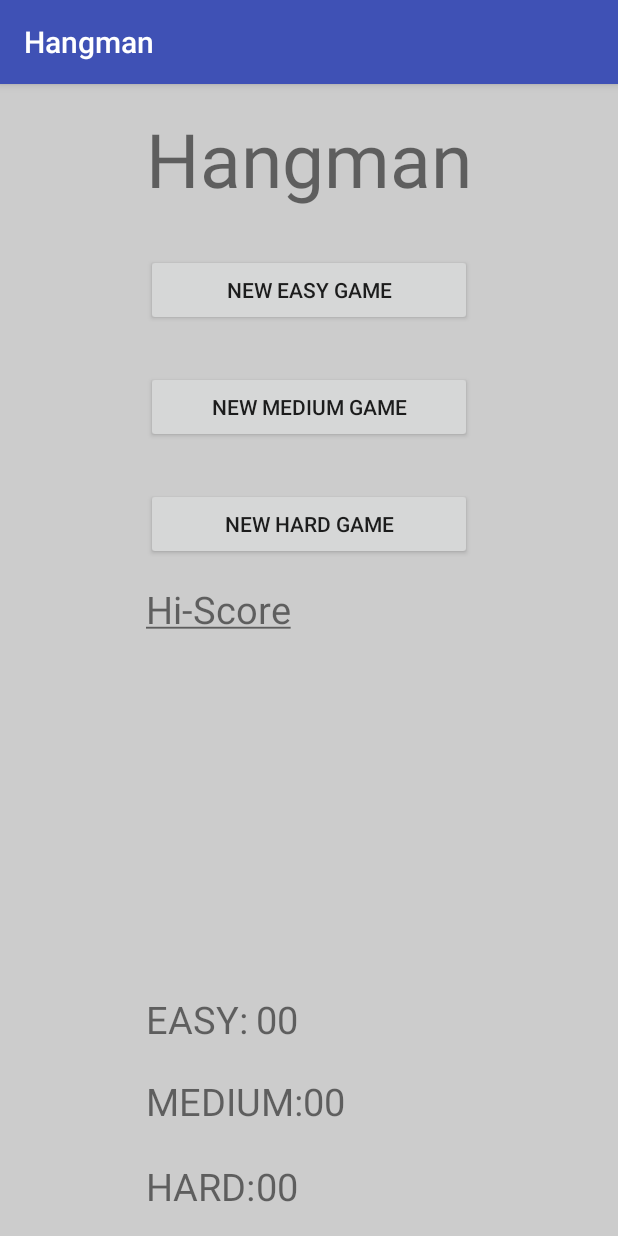
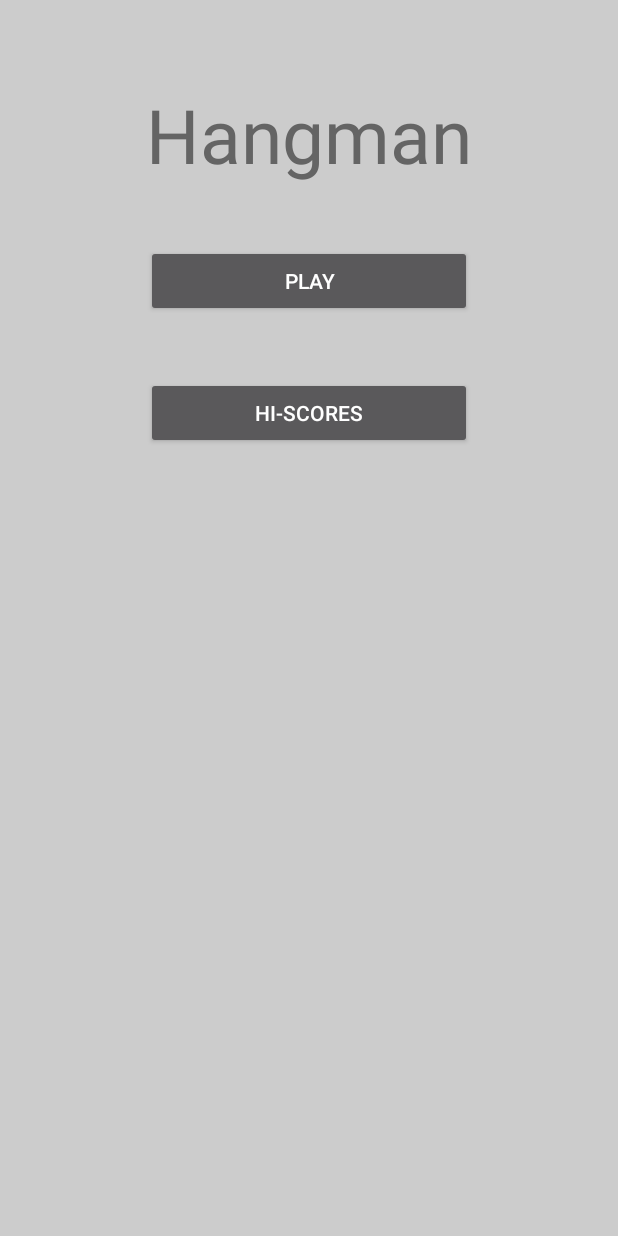
Before and after one commit to kelvinwong623/Hangman, an Android app: the screen it shows after launch (MainActivity), on a phone screen of 412 x 824 dp. Run offline under Robolectric (Android 15) with nearby library versions, the phone set to English and light mode, and no system bars.

Commit message:
added gameplay activity

```diff
--- a/app/src/main/AndroidManifest.xml
+++ b/app/src/main/AndroidManifest.xml
@@ -15,6 +15,7 @@
                 <category android:name="android.intent.category.LAUNCHER" />
             </intent-filter>
         </activity>
+        <activity android:name=".gameplay"></activity>
     </application>
 
 </manifest>
--- a/app/src/main/java/leafstudios/hangman/MainActivity.java
+++ b/app/src/main/java/leafstudios/hangman/MainActivity.java
@@ -1,19 +1,35 @@
 package leafstudios.hangman;
 
+import android.content.Intent;
 import android.support.v7.app.AppCompatActivity;
 import android.os.Bundle;
+import android.view.View;
 import android.widget.Button;
+import android.widget.EditText;
 
 public class MainActivity extends AppCompatActivity {
 
-    private Button easy;
-    private Button hard;
-    private Button medium;
+    private Button playButton;
+    private Button hiButton;
 
     @Override
     protected void onCreate(Bundle savedInstanceState) {
         super.onCreate(savedInstanceState);
         setContentView(R.layout.activity_main);
 
+        playButton = (Button) findViewById(R.id.playButton);
+        hiButton = (Button) findViewById(R.id.hiButton);
+
+        playButton.setOnClickListener(new View.OnClickListener() {
+            @Override
+            public void onClick(View view) {
+                playGame();
+            }
+        });
+    }
+
+    public void playGame(){
+        Intent intent = new Intent(this, gameplay.class);
+        startActivity(intent);
     }
 }
--- a/app/src/main/res/layout/activity_main.xml
+++ b/app/src/main/res/layout/activity_main.xml
@@ -8,111 +8,30 @@
     android:paddingLeft="@dimen/activity_horizontal_margin"
     android:paddingRight="@dimen/activity_horizontal_margin"
     android:paddingTop="@dimen/activity_vertical_margin"
-    android:background="@color/activity_back"
-    tools:context="leafstudios.hangman.MainActivity">
+    android:background="@color/color_background"
+    tools:context="leafstudios.hangman.MainActivity"
+    >
 
     <Button
-        android:text="New Easy Game"
+        android:text="Hi-Scores"
         android:layout_width="wrap_content"
         android:layout_height="wrap_content"
-        android:id="@+id/easyButton"
-        android:layout_marginTop="30dp"
-        android:layout_below="@+id/titleName"
-        android:layout_alignStart="@+id/titleName"
-        android:layout_alignEnd="@+id/titleName" />
+        android:layout_marginTop="40dp"
+        android:id="@+id/hiButton"
+        android:layout_below="@+id/playButton"
+        android:layout_alignStart="@+id/playButton"
+        android:layout_alignEnd="@+id/playButton" />
 
     <Button
-        android:text="New Medium Game"
+        android:text="Play"
         android:layout_width="wrap_content"
         android:layout_height="wrap_content"
-        android:id="@+id/mediumButton"
-        android:layout_below="@+id/easyButton"
-        android:layout_alignStart="@+id/easyButton"
-        android:layout_marginTop="30dp"
-        android:layout_alignEnd="@+id/easyButton" />
-
-    <Button
-        android:text="New Hard Game"
-        android:layout_width="wrap_content"
-        android:layout_height="wrap_content"
-        android:id="@+id/hardButton"
-        android:layout_below="@+id/mediumButton"
-        android:layout_alignStart="@+id/mediumButton"
-        android:layout_marginTop="30dp"
-        android:layout_alignEnd="@+id/mediumButton" />
-
-    <TextView
-        android:text="00"
-        android:layout_width="wrap_content"
-        android:layout_height="wrap_content"
-        android:id="@+id/easyNum"
-        android:textSize="25dp"
-        android:layout_alignBaseline="@+id/easyHi"
-        android:layout_alignBottom="@+id/easyHi"
-        android:layout_alignEnd="@+id/hardButton"
-        android:layout_toEndOf="@+id/hardHi" />
-
-    <TextView
-        android:text="EASY:"
-        android:layout_width="wrap_content"
-        android:layout_height="wrap_content"
-        android:id="@+id/easyHi"
-        android:textSize="25dp"
-        android:layout_above="@+id/mediumHi"
-        android:layout_alignStart="@+id/mediumHi"
-        android:layout_marginBottom="20dp"
-        android:layout_toStartOf="@+id/easyNum" />
-
-    <TextView
-        android:text="00"
-        android:layout_width="wrap_content"
-        android:layout_height="wrap_content"
-        android:id="@+id/mediumNum"
-        android:textSize="25dp"
-        android:layout_alignBaseline="@+id/mediumHi"
-        android:layout_alignBottom="@+id/mediumHi"
-        android:layout_alignEnd="@+id/easyNum"
-        android:layout_toEndOf="@+id/mediumHi" />
-
-    <TextView
-        android:text="MEDIUM:"
-        android:layout_width="wrap_content"
-        android:layout_height="wrap_content"
-        android:layout_marginBottom="22dp"
-        android:id="@+id/mediumHi"
-        android:textSize="25dp"
-        android:layout_above="@+id/hardHi"
-        android:layout_alignStart="@+id/hardHi" />
-
-    <TextView
-        android:text="00"
-        android:layout_width="wrap_content"
-        android:layout_height="wrap_content"
-        android:id="@+id/hardNum"
-        android:textSize="25dp"
-        android:layout_alignParentBottom="true"
-        android:layout_alignEnd="@+id/mediumNum"
-        android:layout_toEndOf="@+id/hardHi" />
-
-    <TextView
-        android:text="HARD:"
-        android:layout_width="wrap_content"
-        android:layout_height="wrap_content"
-        android:id="@+id/hardHi"
-        android:textSize="25dp"
-        android:layout_alignParentBottom="true"
-        android:layout_alignStart="@+id/hardButton" />
-
-    <TextView
-        android:text="@string/hi_score_title"
-        android:layout_width="wrap_content"
-        android:layout_height="wrap_content"
-        android:layout_below="@+id/hardButton"
-        android:layout_alignStart="@+id/hardButton"
-        android:layout_marginTop="15dp"
-        android:id="@+id/hiTitle"
-        android:textSize="25dp"
-        android:layout_alignEnd="@+id/hardButton" />
+        android:id="@+id/playButton"
+        android:layout_marginTop="40dp"
+        android:onClick ="sendMessage"
+        android:layout_below="@+id/titleName"
+        android:layout_alignEnd="@+id/titleName"
+        android:layout_alignStart="@+id/titleName" />
 
     <TextView
         android:text="Hangman"
@@ -121,6 +40,8 @@
         android:id="@+id/titleName"
         android:textSize="50dp"
         android:layout_alignParentTop="true"
-        android:layout_centerHorizontal="true" />
+        android:layout_centerHorizontal="true"
+        android:layout_marginTop="40dp"
+        android:textColor="@color/color_HangmanText"/>
 
 </RelativeLayout>
--- a/app/src/main/res/values/colors.xml
+++ b/app/src/main/res/values/colors.xml
@@ -3,4 +3,6 @@
     <color name="colorPrimary">#3F51B5</color>
     <color name="colorPrimaryDark">#303F9F</color>
     <color name="colorAccent">#FF4081</color>
+    <color name="color_HangmanText">#646464</color>
+    <color name="color_background">#CCCCCC</color>
 </resources>
--- a/app/src/main/res/values/strings.xml
+++ b/app/src/main/res/values/strings.xml
@@ -1,5 +1,3 @@
 <resources>
     <string name="app_name">Hangman</string>
-    <string name="hi_score_title"><u>Hi-Score</u></string>
-    <color name="activity_back">#CCCCCC</color>
 </resources>
--- a/app/src/main/res/values/styles.xml
+++ b/app/src/main/res/values/styles.xml
@@ -1,7 +1,7 @@
 <resources>
 
     <!-- Base application theme. -->
-    <style name="AppTheme" parent="Theme.AppCompat.Light.DarkActionBar">
+    <style name="AppTheme" parent="Theme.AppCompat.NoActionBar">
         <!-- Customize your theme here. -->
         <item name="colorPrimary">@color/colorPrimary</item>
         <item name="colorPrimaryDark">@color/colorPrimaryDark</item>
```
Also changed, not shown: app/src/main/java/leafstudios/hangman/Letter.java (added, +31 -0 lines), app/src/main/java/leafstudios/hangman/gameplay.java (added, +294 -0 lines), app/src/main/res/layout/activity_gameplay.xml (added, +241 -0 lines).
